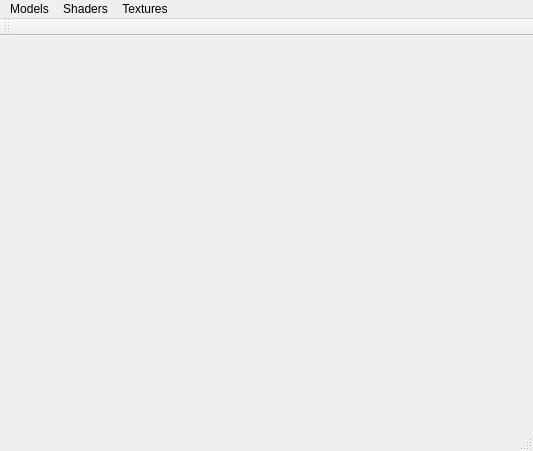
This is Prac2/mainwindow.ui in aescurgo/GiVD2016-17 as Qt 5 draws it before an edit. The edited form follows.
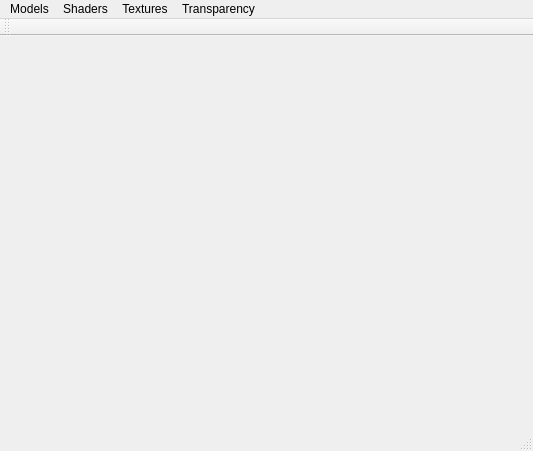
This is the edited form.

Commit message: adding in menu, option to change transparency & fixing

```diff
--- a/Prac2/mainwindow.ui
+++ b/Prac2/mainwindow.ui
@@ -20,7 +20,7 @@
      <x>0</x>
      <y>0</y>
      <width>533</width>
-     <height>22</height>
+     <height>19</height>
     </rect>
    </property>
    <widget class="QMenu" name="menuModels">
@@ -48,9 +48,18 @@
     <addaction name="action_bump_mapping"/>
     <addaction name="action_environmental_mapping"/>
    </widget>
+   <widget class="QMenu" name="menuTrans">
+    <property name="title">
+     <string>Transparency</string>
+    </property>
+    <addaction name="action1_0"/>
+    <addaction name="action0_75"/>
+    <addaction name="action0_50"/>
+   </widget>
    <addaction name="menuModels"/>
    <addaction name="menuShaders"/>
    <addaction name="menuTextures"/>
+   <addaction name="menuTrans"/>
   </widget>
   <widget class="QToolBar" name="mainToolBar">
    <attribute name="toolBarArea">
```
Left out of the diff: 15 changed lines with no effect on the pictures. The commit also changes 11 other files.
